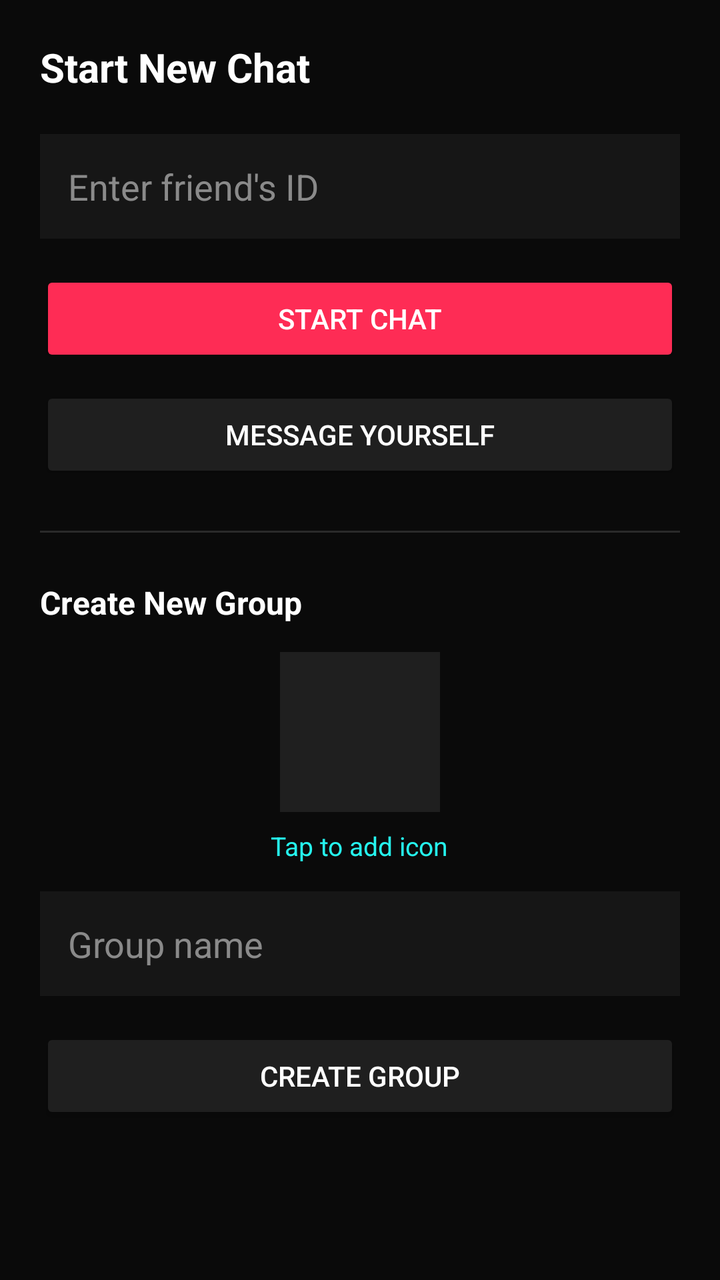
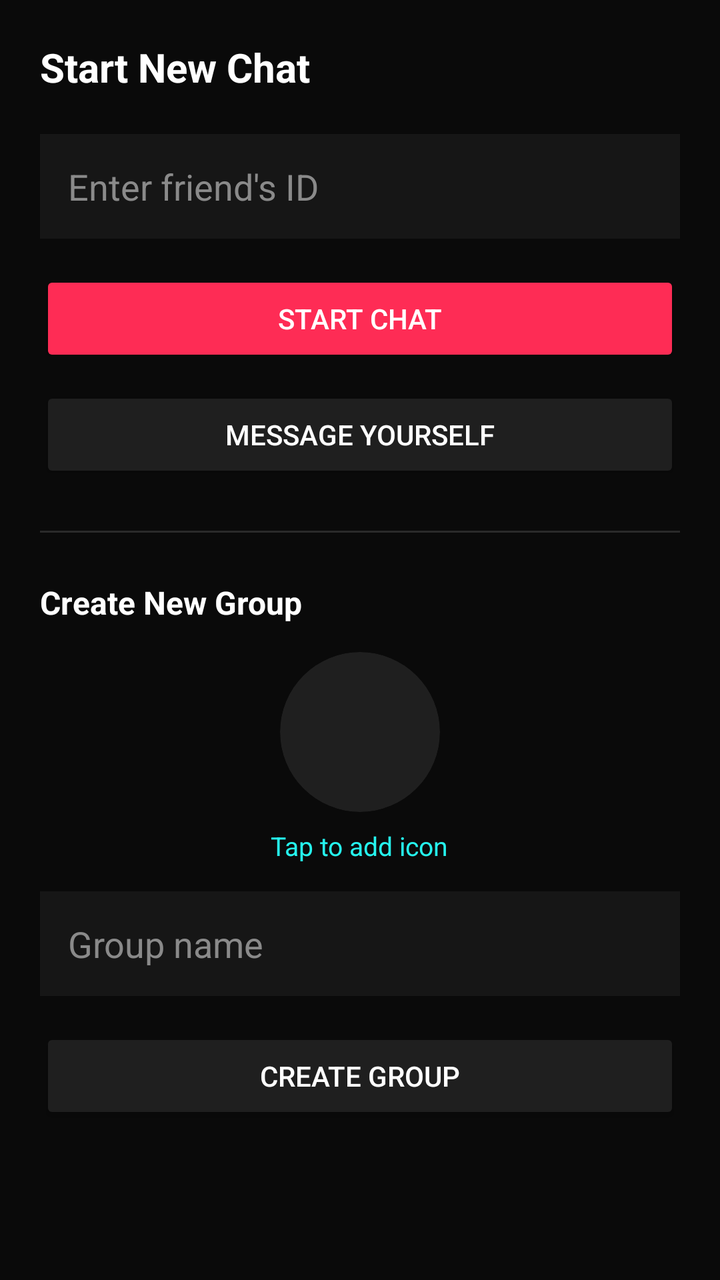

Compare the two renders of this Android layout. The source of the first and the diff that turns it into the second are given below.
<!-- AndroidManifest.xml: application theme Theme.BlankCT -->
<!-- res/layout/fragment_new_chat.xml -->
<?xml version="1.0" encoding="utf-8"?>
<ScrollView xmlns:android="http://schemas.android.com/apk/res/android"
    android:layout_width="match_parent"
    android:layout_height="match_parent"
    android:background="@color/dark_bg">

<LinearLayout
    android:layout_width="match_parent"
    android:layout_height="wrap_content"
    android:orientation="vertical"
    android:padding="20dp">

    <TextView
        android:layout_width="wrap_content"
        android:layout_height="wrap_content"
        android:text="Start New Chat"
        android:textColor="@color/white"
        android:textSize="20sp"
        android:textStyle="bold"
        android:layout_marginBottom="20dp" />

    <EditText
        android:id="@+id/et_friend_id"
        android:layout_width="match_parent"
        android:layout_height="wrap_content"
        android:hint="Enter friend's ID"
        android:textColorHint="@color/text_secondary"
        android:textColor="@color/white"
        android:background="@color/surface_dark"
        android:padding="14dp"
        android:inputType="textCapCharacters" />

    <Button
        android:id="@+id/btn_start_chat"
        android:layout_width="match_parent"
        android:layout_height="wrap_content"
        android:layout_marginTop="16dp"
        android:text="Start Chat"
        android:backgroundTint="@color/tiktok_red"
        android:textColor="@color/white" />

    <Button
        android:id="@+id/btn_self_chat"
        android:layout_width="match_parent"
        android:layout_height="wrap_content"
        android:layout_marginTop="10dp"
        android:text="Message Yourself"
        android:backgroundTint="@color/surface_light"
        android:textColor="@color/white" />

    <View
        android:layout_width="match_parent"
        android:layout_height="1dp"
        android:background="@color/divider"
        android:layout_marginTop="24dp"
        android:layout_marginBottom="24dp" />

    <TextView
        android:layout_width="wrap_content"
        android:layout_height="wrap_content"
        android:text="Create New Group"
        android:textColor="@color/white"
        android:textSize="16sp"
        android:textStyle="bold"
        android:layout_marginBottom="14dp" />

    <ImageView
        android:id="@+id/iv_group_icon"
        android:layout_width="80dp"
        android:layout_height="80dp"
        android:layout_gravity="center_horizontal"
        android:background="@color/surface_light"
        android:scaleType="centerCrop"
        android:contentDescription="Group icon" />

    <TextView
        android:id="@+id/tv_pick_icon"
        android:layout_width="wrap_content"
        android:layout_height="wrap_content"
        android:layout_gravity="center_horizontal"
        android:layout_marginTop="8dp"
        android:text="Tap to add icon"
        android:textColor="@color/tiktok_cyan"
        android:textSize="13sp" />

    <EditText
        android:id="@+id/et_group_name"
        android:layout_width="match_parent"
        android:layout_height="wrap_content"
        android:layout_marginTop="14dp"
        android:hint="Group name"
        android:textColorHint="@color/text_secondary"
        android:textColor="@color/white"
        android:background="@color/surface_dark"
        android:padding="14dp" />

    <Button
        android:id="@+id/btn_new_group"
        android:layout_width="match_parent"
        android:layout_height="wrap_content"
        android:layout_marginTop="16dp"
        android:text="Create Group"
        android:backgroundTint="@color/surface_light"
        android:textColor="@color/white" />

</LinearLayout>
</ScrollView>
<!-- resources referenced by this layout -->
<resources>
  <color name="dark_bg">#0A0A0A</color>
  <color name="divider">#2A2A2A</color>
  <color name="surface_dark">#161616</color>
  <color name="surface_light">#1F1F1F</color>
  <color name="text_secondary">#8A8A8A</color>
  <color name="tiktok_cyan">#25F4EE</color>
  <color name="tiktok_red">#FE2C55</color>
  <color name="white">#FFFFFF</color>
  <style name="Theme.BlankCT" parent="Theme.MaterialComponents.DayNight.NoActionBar">
          <item name="colorPrimary">@color/tiktok_red</item>
          <item name="colorPrimaryVariant">@color/tiktok_red</item>
          <item name="colorOnPrimary">@color/white</item>
          <item name="colorSecondary">@color/tiktok_cyan</item>
          <item name="colorSecondaryVariant">@color/tiktok_cyan</item>
          <item name="colorOnSecondary">@color/black</item>
          <item name="android:statusBarColor">@color/black</item>
          <item name="android:navigationBarColor">@color/black</item>
          <item name="android:windowBackground">@color/dark_bg</item>
          <item name="android:windowLightStatusBar">false</item>
          <item name="colorSurface">@color/surface_dark</item>
          <item name="colorOnSurface">@color/white</item>
      </style>
  <color name="black">#000000</color>
</resources>

<!-- the commit's change to res/layout/fragment_new_chat.xml (unified diff, before → after) -->
@@ -69,8 +69,9 @@
         android:layout_width="80dp"
         android:layout_height="80dp"
         android:layout_gravity="center_horizontal"
-        android:background="@color/surface_light"
+        android:background="@drawable/circle_icon_bg"
         android:scaleType="centerCrop"
+        android:clipToOutline="true"
         android:contentDescription="Group icon" />
 
     <TextView
<!-- resource entries referenced after the edit -->
@@ -8,6 +8,12 @@
   <color name="tiktok_cyan">#25F4EE</color>
   <color name="tiktok_red">#FE2C55</color>
   <color name="white">#FFFFFF</color>
+  <!-- drawable circle_icon_bg (drawable) -->
+  <?xml version="1.0" encoding="utf-8"?>
+  <shape xmlns:android="http://schemas.android.com/apk/res/android">
+      <solid android:color="#1F1F1F" />
+      <corners android:radius="999dp" />
+  </shape>
   <style name="Theme.BlankCT" parent="Theme.MaterialComponents.DayNight.NoActionBar">
           <item name="colorPrimary">@color/tiktok_red</item>
           <item name="colorPrimaryVariant">@color/tiktok_red</item>
